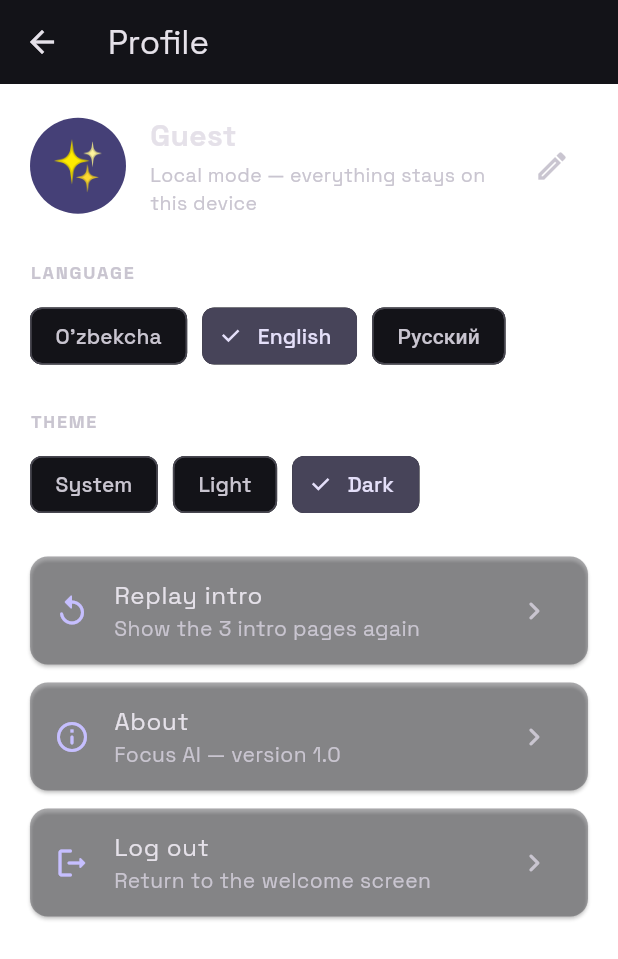
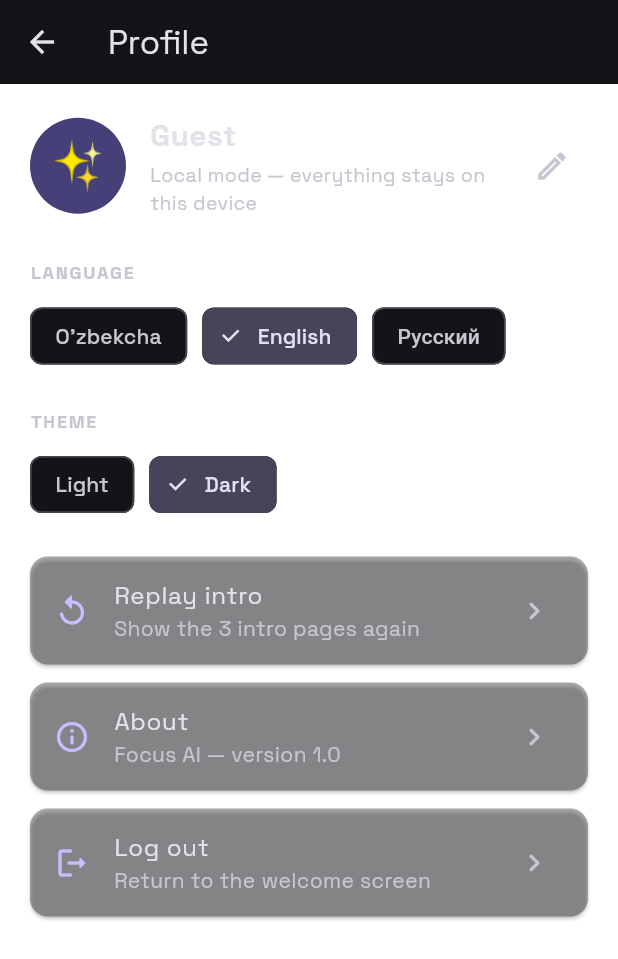
Before and after one commit to jahongirmath08-design/focus_ai, a Flutter app: the ProfileScreen screen opened directly, after a tap on "English", on a phone screen of 412 x 824 dp. Shown: the top 959 px of the screen. Run offline on Flutter 3.47's test engine with Material 3 defaults, Android fonts, the light colour scheme and no system bars; our stand-ins replace fl_chart, flutter_riverpod, hive_ce_flutter, image_picker, sensors_plus, speech_to_text; accounts and stored records are empty.

Commit message:
fix: yorug' mavzu polishi (track, onboarding intro, mavzu tanlovi)

```diff
--- a/lib/core/state/app_settings.dart
+++ b/lib/core/state/app_settings.dart
@@ -180,13 +180,11 @@ class ThemeModeNotifier extends Notifier<ThemeMode> {
 
   static ThemeMode _fromString(String v) => switch (v) {
     'light' => ThemeMode.light,
-    'system' => ThemeMode.system,
     _ => ThemeMode.dark,
   };
 
   static String _toString(ThemeMode m) => switch (m) {
     ThemeMode.light => 'light',
-    ThemeMode.system => 'system',
     _ => 'dark',
   };
 }
--- a/lib/features/active_session/ui/light_arc.dart
+++ b/lib/features/active_session/ui/light_arc.dart
@@ -133,7 +133,8 @@ class _LightArcPainter extends CustomPainter {
         ..style = PaintingStyle.stroke
         ..strokeWidth = stroke
         ..strokeCap = StrokeCap.round
-        ..color = Colors.white.withValues(alpha: 0.06),
+        // Yo'lak — odat rangining past shaffofi (yorug'/tungi ikkalasida ko'rinadi).
+        ..color = color.withValues(alpha: 0.14),
     );
 
     final sweep = (complete ? 1.0 : progress) * 2 * math.pi;
@@ -348,7 +349,7 @@ class _MiniArcPainter extends CustomPainter {
         ..style = PaintingStyle.stroke
         ..strokeWidth = stroke
         ..strokeCap = StrokeCap.round
-        ..color = Colors.white.withValues(alpha: 0.07),
+        ..color = color.withValues(alpha: 0.16),
     );
 
     final sweep = (complete ? 1.0 : progress) * 2 * math.pi;
--- a/lib/features/onboarding/ui/onboarding_screen.dart
+++ b/lib/features/onboarding/ui/onboarding_screen.dart
@@ -88,6 +88,9 @@ class _OnboardingScreenState extends ConsumerState<OnboardingScreen>
     final pageColor = pages[_index].color;
 
     return Scaffold(
+      // Onboarding — har doim to'q "kinematik intro" (mavzudan qat'i nazar),
+      // shunda yorug'lik yoyi va oq matnlar har doim aniq ko'rinadi.
+      backgroundColor: const Color(0xFF0F0D17),
       body: Stack(
         children: [
           // Ambient fon — joriy sahifa rangiga moslashadi.
@@ -281,6 +284,7 @@ class _OnbPageView extends StatelessWidget {
                       fontSize: 26,
                       fontWeight: FontWeight.w700,
                       height: 1.2,
+                      color: Colors.white,
                     ),
                   ),
                 ),
--- a/lib/features/profile/ui/profile_screen.dart
+++ b/lib/features/profile/ui/profile_screen.dart
@@ -108,13 +108,9 @@ class ProfileScreen extends ConsumerWidget {
           Wrap(
             spacing: 10,
             children: [
-              for (final m in ThemeMode.values)
+              for (final m in const [ThemeMode.light, ThemeMode.dark])
                 ChoiceChip(
-                  label: Text(switch (m) {
-                    ThemeMode.light => t.themeLight,
-                    ThemeMode.dark => t.themeDark,
-                    ThemeMode.system => t.themeSystem,
-                  }),
+                  label: Text(m == ThemeMode.light ? t.themeLight : t.themeDark),
                   selected: themeMode == m,
                   onSelected: (_) =>
                       ref.read(themeModeProvider.notifier).setMode(m),
```
